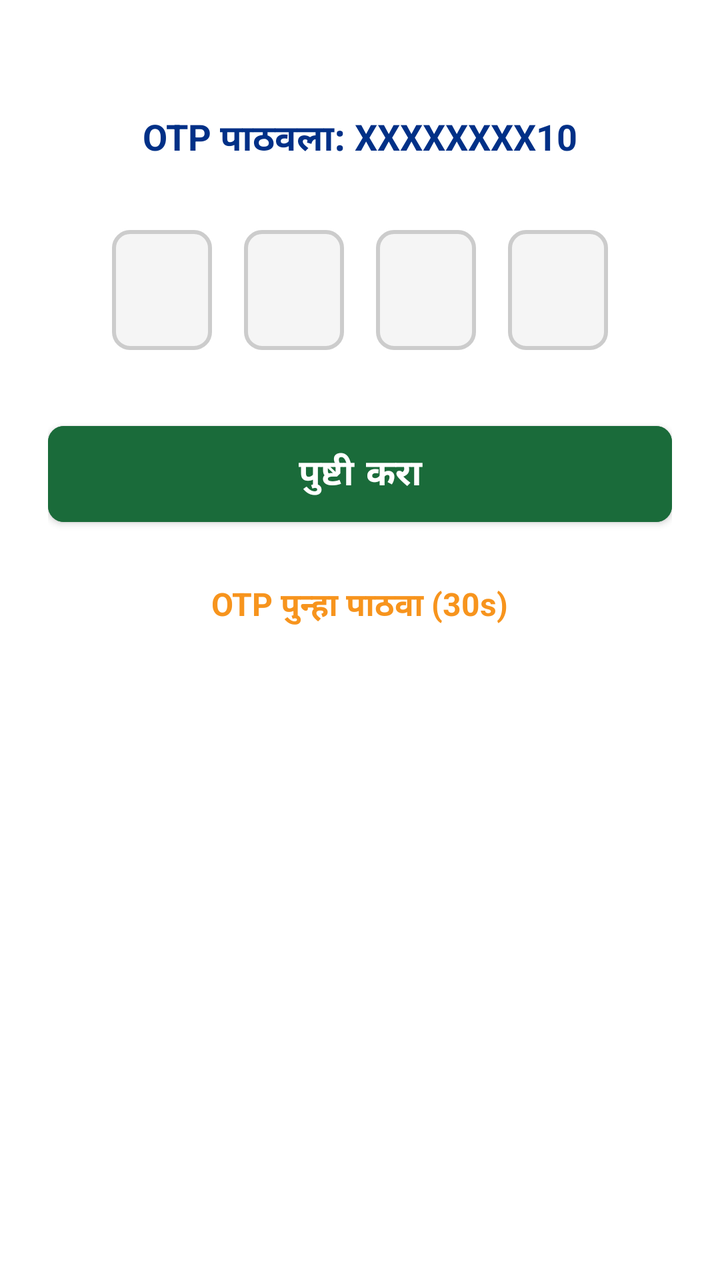
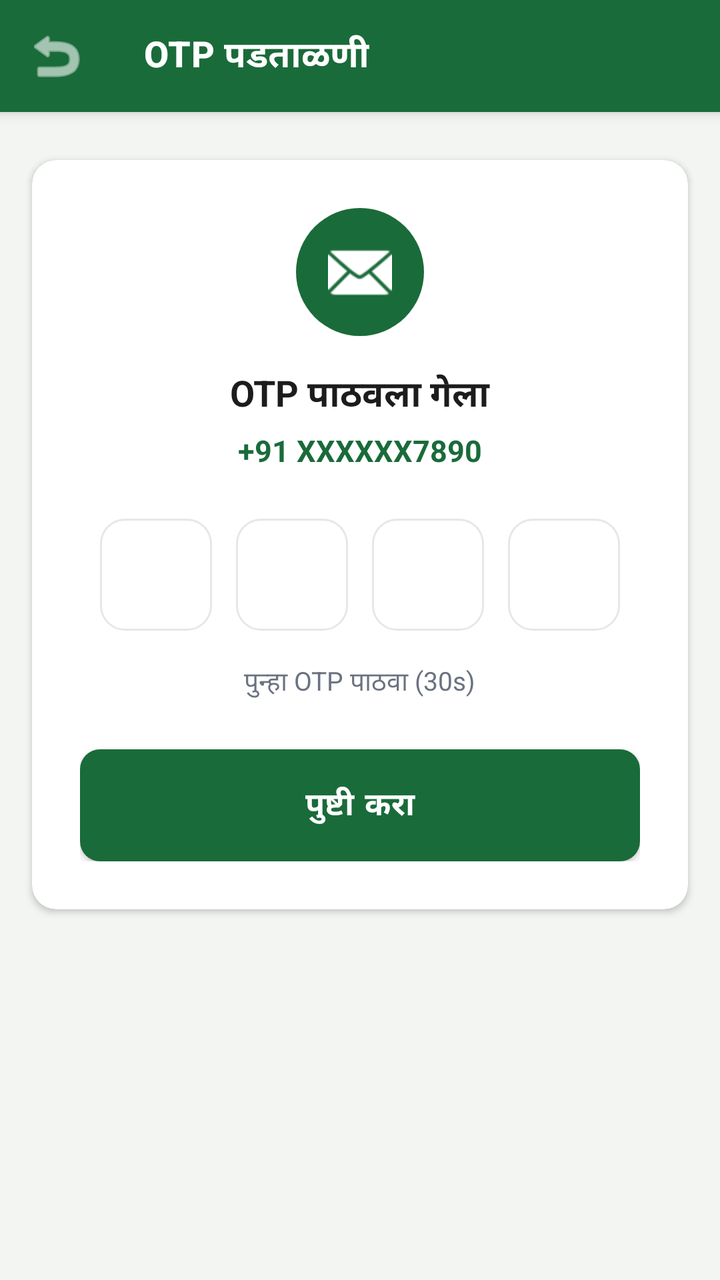

Compare the two renders of this Android layout. The source of the first and the diff that turns it into the second are given below.
<!-- AndroidManifest.xml: application theme Theme.EPeekPahani -->
<!-- res/layout/fragment_otp.xml -->
<?xml version="1.0" encoding="utf-8"?>
<LinearLayout xmlns:android="http://schemas.android.com/apk/res/android"
    xmlns:app="http://schemas.android.com/apk/res-auto"
    android:layout_width="match_parent"
    android:layout_height="match_parent"
    android:orientation="vertical"
    android:padding="24dp"
    android:background="@color/white"
    android:gravity="center_horizontal">

    <TextView
        android:id="@+id/tvMobileInfo"
        android:layout_width="match_parent"
        android:layout_height="wrap_content"
        android:text="OTP पाठवला: XXXXXXXX10"
        android:textColor="@color/secondary"
        android:textSize="18sp"
        android:textStyle="bold"
        android:layout_marginTop="32dp"
        android:layout_marginBottom="32dp"
        android:textAlignment="center"/>

    <LinearLayout
        android:layout_width="wrap_content"
        android:layout_height="wrap_content"
        android:orientation="horizontal"
        android:layout_marginBottom="32dp">

        <EditText
            android:id="@+id/otp1"
            android:layout_width="50dp"
            android:layout_height="60dp"
            android:layout_marginEnd="16dp"
            android:background="@drawable/otp_box"
            android:gravity="center"
            android:inputType="number"
            android:maxLength="1"
            android:textSize="24sp"
            android:textStyle="bold" />

        <EditText
            android:id="@+id/otp2"
            android:layout_width="50dp"
            android:layout_height="60dp"
            android:layout_marginEnd="16dp"
            android:background="@drawable/otp_box"
            android:gravity="center"
            android:inputType="number"
            android:maxLength="1"
            android:textSize="24sp"
            android:textStyle="bold" />

        <EditText
            android:id="@+id/otp3"
            android:layout_width="50dp"
            android:layout_height="60dp"
            android:layout_marginEnd="16dp"
            android:background="@drawable/otp_box"
            android:gravity="center"
            android:inputType="number"
            android:maxLength="1"
            android:textSize="24sp"
            android:textStyle="bold" />

        <EditText
            android:id="@+id/otp4"
            android:layout_width="50dp"
            android:layout_height="60dp"
            android:background="@drawable/otp_box"
            android:gravity="center"
            android:inputType="number"
            android:maxLength="1"
            android:textSize="24sp"
            android:textStyle="bold" />
    </LinearLayout>

    <com.google.android.material.button.MaterialButton
        android:id="@+id/btnVerify"
        android:layout_width="match_parent"
        android:layout_height="60dp"
        android:text="पुष्टी करा"
        android:textSize="18sp"
        android:textStyle="bold"
        android:backgroundTint="@color/primary"
        app:cornerRadius="8dp" />

    <TextView
        android:id="@+id/tvResend"
        android:layout_width="wrap_content"
        android:layout_height="wrap_content"
        android:text="OTP पुन्हा पाठवा (30s)"
        android:textColor="@color/accent"
        android:textSize="16sp"
        android:textStyle="bold"
        android:layout_marginTop="24dp" />

</LinearLayout>
<!-- resources referenced by this layout -->
<resources>
  <color name="accent">#F7941D</color>
  <color name="primary">#1A6B3A</color>
  <color name="secondary">#003087</color>
  <color name="white">#FFFFFF</color>
  <!-- drawable otp_box (drawable) -->
  <?xml version="1.0" encoding="utf-8"?>
  <shape xmlns:android="http://schemas.android.com/apk/res/android">
      <solid android:color="#F5F5F5"/>
      <stroke android:width="2dp" android:color="#CCCCCC"/>
      <corners android:radius="8dp"/>
  </shape>
  <style name="Theme.EPeekPahani" parent="Theme.MaterialComponents.Light.NoActionBar">
          <item name="colorPrimary">@color/primary</item>
          <item name="colorPrimaryVariant">@color/primary_dark</item>
          <item name="colorOnPrimary">@color/white</item>
          
          <item name="colorSecondary">@color/secondary</item>
          <item name="colorSecondaryVariant">@color/secondary</item>
          <item name="colorOnSecondary">@color/white</item>
          
          <item name="colorError">@color/error</item>
          <item name="colorOnError">@color/white</item>
  
          <item name="android:statusBarColor">?attr/colorPrimaryVariant</item>
          
          <item name="android:fontFamily">sans-serif</item>
      </style>
  <color name="primary_dark">#124F2A</color>
  <!-- unchanged entries left out for length: 1 -->
</resources>

<!-- the commit's change to res/layout/fragment_otp.xml (unified diff, before → after) -->
@@ -4,94 +4,144 @@
     android:layout_width="match_parent"
     android:layout_height="match_parent"
     android:orientation="vertical"
-    android:padding="24dp"
-    android:background="@color/white"
-    android:gravity="center_horizontal">
+    android:background="@color/bg_screen">
 
-    <TextView
-        android:id="@+id/tvMobileInfo"
+    <com.google.android.material.appbar.MaterialToolbar
+        android:id="@+id/toolbar"
+        style="@style/Widget.App.Toolbar.Green"
+        android:layout_width="match_parent"
+        android:layout_height="?attr/actionBarSize"
+        app:title="OTP पडताळणी"
+        app:navigationIcon="@android:drawable/ic_menu_revert"
+        app:navigationIconTint="@color/text_white" />
+
+    <com.google.android.material.card.MaterialCardView
         android:layout_width="match_parent"
         android:layout_height="wrap_content"
-        android:text="OTP पाठवला: XXXXXXXX10"
-        android:textColor="@color/secondary"
-        android:textSize="18sp"
-        android:textStyle="bold"
-        android:layout_marginTop="32dp"
-        android:layout_marginBottom="32dp"
-        android:textAlignment="center"/>
+        android:layout_marginHorizontal="16dp"
+        android:layout_marginTop="24dp"
+        app:cardBackgroundColor="@color/bg_card"
+        app:cardCornerRadius="12dp"
+        app:cardElevation="2dp">
 
-    <LinearLayout
-        android:layout_width="wrap_content"
-        android:layout_height="wrap_content"
-        android:orientation="horizontal"
-        android:layout_marginBottom="32dp">
+        <LinearLayout
+            android:layout_width="match_parent"
+            android:layout_height="wrap_content"
+            android:orientation="vertical"
+            android:padding="24dp"
+            android:gravity="center">
 
-        <EditText
-            android:id="@+id/otp1"
-            android:layout_width="50dp"
-            android:layout_height="60dp"
-            android:layout_marginEnd="16dp"
-            android:background="@drawable/otp_box"
-            android:gravity="center"
-            android:inputType="number"
-            android:maxLength="1"
-            android:textSize="24sp"
-            android:textStyle="bold" />
+            <ImageView
+                android:layout_width="64dp"
+                android:layout_height="64dp"
+                android:src="@android:drawable/ic_dialog_email"
+                android:background="@drawable/shape_circle_green"
+                app:tint="@color/text_white"
+                android:padding="16dp"/>
 
-        <EditText
-            android:id="@+id/otp2"
-            android:layout_width="50dp"
-            android:layout_height="60dp"
-            android:layout_marginEnd="16dp"
-            android:background="@drawable/otp_box"
-            android:gravity="center"
-            android:inputType="number"
-            android:maxLength="1"
-            android:textSize="24sp"
-            android:textStyle="bold" />
+            <TextView
+                android:layout_width="wrap_content"
+                android:layout_height="wrap_content"
+                android:text="OTP पाठवला गेला"
+                android:textSize="18sp"
+                android:textStyle="bold"
+                android:textColor="@color/text_primary"
+                android:layout_marginTop="16dp" />
 
-        <EditText
-            android:id="@+id/otp3"
-            android:layout_width="50dp"
-            android:layout_height="60dp"
-            android:layout_marginEnd="16dp"
-            android:background="@drawable/otp_box"
-            android:gravity="center"
-            android:inputType="number"
-            android:maxLength="1"
-            android:textSize="24sp"
-            android:textStyle="bold" />
+            <TextView
+                android:id="@+id/tv_mobile_info"
+                android:layout_width="wrap_content"
+                android:layout_height="wrap_content"
+                android:text="+91 XXXXXX7890"
+                android:textSize="15sp"
+                android:textStyle="bold"
+                android:textColor="@color/green_primary"
+                android:layout_marginTop="4dp" />
 
-        <EditText
-            android:id="@+id/otp4"
-            android:layout_width="50dp"
-            android:layout_height="60dp"
-            android:background="@drawable/otp_box"
-            android:gravity="center"
-            android:inputType="number"
-            android:maxLength="1"
-            android:textSize="24sp"
-            android:textStyle="bold" />
-    </LinearLayout>
+            <LinearLayout
+                android:layout_width="wrap_content"
+                android:layout_height="wrap_content"
+                android:orientation="horizontal"
+                android:layout_marginTop="24dp">
+                
+                <com.google.android.material.textfield.TextInputEditText
+                    android:id="@+id/otp1"
+                    android:layout_width="56dp"
+                    android:layout_height="56dp"
+                    android:layout_marginHorizontal="6dp"
+                    android:background="@drawable/selector_language_card"
+                    android:inputType="number"
+                    android:maxLength="1"
+                    android:gravity="center"
+                    android:textSize="24sp"
+                    android:textStyle="bold"
+                    android:textColor="@color/text_primary"/>
+                    
+                <com.google.android.material.textfield.TextInputEditText
+                    android:id="@+id/otp2"
+                    android:layout_width="56dp"
+                    android:layout_height="56dp"
+                    android:layout_marginHorizontal="6dp"
+                    android:background="@drawable/selector_language_card"
+                    android:inputType="number"
+                    android:maxLength="1"
+                    android:gravity="center"
+                    android:textSize="24sp"
+                    android:textStyle="bold"
+                    android:textColor="@color/text_primary"/>
+                    
+                <com.google.android.material.textfield.TextInputEditText
+                    android:id="@+id/otp3"
+                    android:layout_width="56dp"
+                    android:layout_height="56dp"
+                    android:layout_marginHorizontal="6dp"
+                    android:background="@drawable/selector_language_card"
+                    android:inputType="number"
+                    android:maxLength="1"
+                    android:gravity="center"
+                    android:textSize="24sp"
+                    android:textStyle="bold"
+                    android:textColor="@color/text_primary"/>
+                    
+                <com.google.android.material.textfield.TextInputEditText
+                    android:id="@+id/otp4"
+                    android:layout_width="56dp"
+                    android:layout_height="56dp"
+                    android:layout_marginHorizontal="6dp"
+                    android:background="@drawable/selector_language_card"
+                    android:inputType="number"
+                    android:maxLength="1"
+                    android:gravity="center"
+                    android:textSize="24sp"
+                    android:textStyle="bold"
+                    android:textColor="@color/text_primary"/>
+            </LinearLayout>
 
-    <com.google.android.material.button.MaterialButton
-        android:id="@+id/btnVerify"
-        android:layout_width="match_parent"
-        android:layout_height="60dp"
-        android:text="पुष्टी करा"
-        android:textSize="18sp"
-        android:textStyle="bold"
-        android:backgroundTint="@color/primary"
-        app:cornerRadius="8dp" />
+            <TextView
+                android:id="@+id/tv_resend"
+                android:layout_width="wrap_content"
+                android:layout_height="wrap_content"
+                android:text="पुन्हा OTP पाठवा (30s)"
+                android:textSize="13sp"
+                android:textColor="@color/text_secondary"
+                android:layout_marginTop="16dp" />
 
-    <TextView
-        android:id="@+id/tvResend"
-        android:layout_width="wrap_content"
-        android:layout_height="wrap_content"
-        android:text="OTP पुन्हा पाठवा (30s)"
-        android:textColor="@color/accent"
-        android:textSize="16sp"
-        android:textStyle="bold"
-        android:layout_marginTop="24dp" />
+            <com.google.android.material.button.MaterialButton
+                android:id="@+id/btn_verify"
+                style="@style/Widget.App.Button.Primary"
+                android:layout_width="match_parent"
+                android:layout_height="wrap_content"
+                android:layout_marginTop="24dp"
+                android:text="पुष्टी करा" />
+
+            <ProgressBar
+                android:id="@+id/progress_bar"
+                android:layout_width="wrap_content"
+                android:layout_height="wrap_content"
+                android:visibility="gone"
+                android:layout_marginTop="16dp" />
+
+        </LinearLayout>
+    </com.google.android.material.card.MaterialCardView>
 
 </LinearLayout>
<!-- resource entries referenced after the edit -->
@@ -1,33 +1,110 @@
 <!-- resources referenced by this layout -->
 <resources>
-  <color name="accent">#F7941D</color>
-  <color name="primary">#1A6B3A</color>
-  <color name="secondary">#003087</color>
-  <color name="white">#FFFFFF</color>
-  <!-- drawable otp_box (drawable) -->
+  <color name="bg_card">#FFFFFF</color>
+  <color name="bg_screen">#F2F5F1</color>
+  <color name="green_primary">#1a6b3a</color>
+  <color name="text_primary">#1C1C1C</color>
+  <color name="text_secondary">#6B7280</color>
+  <color name="text_white">#FFFFFF</color>
+  <!-- drawable selector_language_card (drawable) -->
   <?xml version="1.0" encoding="utf-8"?>
-  <shape xmlns:android="http://schemas.android.com/apk/res/android">
-      <solid android:color="#F5F5F5"/>
-      <stroke android:width="2dp" android:color="#CCCCCC"/>
-      <corners android:radius="8dp"/>
+  <selector xmlns:android="http://schemas.android.com/apk/res/android">
+      <item android:state_selected="true">
+          <shape android:shape="rectangle">
+              <stroke android:width="2dp" android:color="@color/green_primary" />
+              <solid android:color="@color/green_tint" />
+              <corners android:radius="12dp" />
+          </shape>
+      </item>
+      <item>
+          <shape android:shape="rectangle">
+              <stroke android:width="1dp" android:color="@color/divider" />
+              <solid android:color="@color/bg_card" />
+              <corners android:radius="12dp" />
+          </shape>
+      </item>
+  </selector>
+  <!-- drawable shape_circle_green (drawable) -->
+  <?xml version="1.0" encoding="utf-8"?>
+  <shape xmlns:android="http://schemas.android.com/apk/res/android"
+      android:shape="oval">
+      <solid android:color="@color/green_primary" />
   </shape>
-  <style name="Theme.EPeekPahani" parent="Theme.MaterialComponents.Light.NoActionBar">
-          <item name="colorPrimary">@color/primary</item>
-          <item name="colorPrimaryVariant">@color/primary_dark</item>
-          <item name="colorOnPrimary">@color/white</item>
+  <style name="Widget.App.Button.Primary" parent="Widget.MaterialComponents.Button">
+          <item name="backgroundTint">@color/green_primary</item>
+          <item name="android:textColor">@color/text_white</item>
+          <item name="shapeAppearanceOverlay">@style/ShapeAppearance.App.SmallComponent</item>
+          <item name="android:minHeight">56dp</item>
+          <item name="android:insetTop">0dp</item>
+          <item name="android:insetBottom">0dp</item>
+          <item name="elevation">0dp</item>
+          <item name="android:textSize">16sp</item>
+          <item name="android:textStyle">bold</item>
+          <item name="rippleColor">@color/ripple</item>
+      </style>
+  <style name="Widget.App.Toolbar.Green" parent="Widget.MaterialComponents.Toolbar.Primary">
+          <item name="android:background">@color/green_primary</item>
+          <item name="titleTextColor">@color/text_white</item>
+          <item name="elevation">0dp</item>
+          <item name="titleTextAppearance">@style/TextAppearance.App.ToolbarTitle</item>
+      </style>
+  <style name="Theme.EPeekPahani" parent="Base.Theme.CloneEPeekPahani" />
+  <color name="green_tint">#f0faf2</color>
+  <color name="divider">#E5E7EB</color>
+  <style name="ShapeAppearance.App.SmallComponent" parent="ShapeAppearance.MaterialComponents.SmallComponent">
+          <item name="cornerFamily">rounded</item>
+          <item name="cornerSize">10dp</item>
+      </style>
+  <color name="ripple">#1a1a6b3a</color>
+  <style name="TextAppearance.App.ToolbarTitle" parent="TextAppearance.MaterialComponents.Headline6">
+          <item name="android:textSize">18sp</item>
+          <item name="android:textStyle">bold</item>
+          <item name="android:textColor">@color/text_white</item>
+      </style>
+  <style name="Base.Theme.CloneEPeekPahani" parent="Theme.App">
           
-          <item name="colorSecondary">@color/secondary</item>
-          <item name="colorSecondaryVariant">@color/secondary</item>
-          <item name="colorOnSecondary">@color/white</item>
+      </style>
+  <style name="Theme.App" parent="Theme.MaterialComponents.Light.NoActionBar">
+          <item name="colorPrimary">@color/green_primary</item>
+          <item name="colorPrimaryVariant">@color/green_dark</item>
+          <item name="colorOnPrimary">@color/text_white</item>
+          <item name="colorSecondary">@color/saffron</item>
+          <item name="colorSecondaryVariant">@color/saffron_dark</item>
+          <item name="colorOnSecondary">@color/text_white</item>
+          <item name="colorError">@color/error</item>
+          <item name="colorOnError">@color/text_white</item>
+          <item name="colorSurface">@color/bg_card</item>
+          <item name="colorOnSurface">@color/text_primary</item>
+          <item name="android:colorBackground">@color/bg_screen</item>
+          <item name="colorOnBackground">@color/text_primary</item>
+  
           
-          <item name="colorError">@color/error</item>
-          <item name="colorOnError">@color/white</item>
+          <item name="materialButtonStyle">@style/Widget.App.Button.Primary</item>
+          <item name="textInputStyle">@style/Widget.App.TextInputLayout</item>
   
-          <item name="android:statusBarColor">?attr/colorPrimaryVariant</item>
           
-          <item name="android:fontFamily">sans-serif</item>
+          <item name="shapeAppearanceSmallComponent">@style/ShapeAppearance.App.SmallComponent</item>
+          <item name="shapeAppearanceMediumComponent">@style/ShapeAppearance.App.MediumComponent</item>
+          <item name="shapeAppearanceLargeComponent">@style/ShapeAppearance.App.LargeComponent</item>
       </style>
-  <color name="primary_dark">#124F2A</color>
+  <color name="green_dark">#0f4a27</color>
+  <color name="saffron">#f7941d</color>
+  <color name="saffron_dark">#e65100</color>
+  <style name="Widget.App.TextInputLayout" parent="Widget.MaterialComponents.TextInputLayout.OutlinedBox">
+          <item name="boxStrokeColor">@color/green_primary</item>
+          <item name="hintTextColor">@color/green_primary</item>
+          <item name="android:textColorHint">@color/text_hint</item>
+          <item name="shapeAppearanceOverlay">@style/ShapeAppearance.App.SmallComponent</item>
+      </style>
+  <style name="ShapeAppearance.App.MediumComponent" parent="ShapeAppearance.MaterialComponents.MediumComponent">
+          <item name="cornerFamily">rounded</item>
+          <item name="cornerSize">12dp</item>
+      </style>
+  <style name="ShapeAppearance.App.LargeComponent" parent="ShapeAppearance.MaterialComponents.LargeComponent">
+          <item name="cornerFamily">rounded</item>
+          <item name="cornerSize">16dp</item>
+      </style>
+  <color name="text_hint">#9CA3AF</color>
   <!-- unchanged entries left out for length: 1 -->
 </resources>
 
